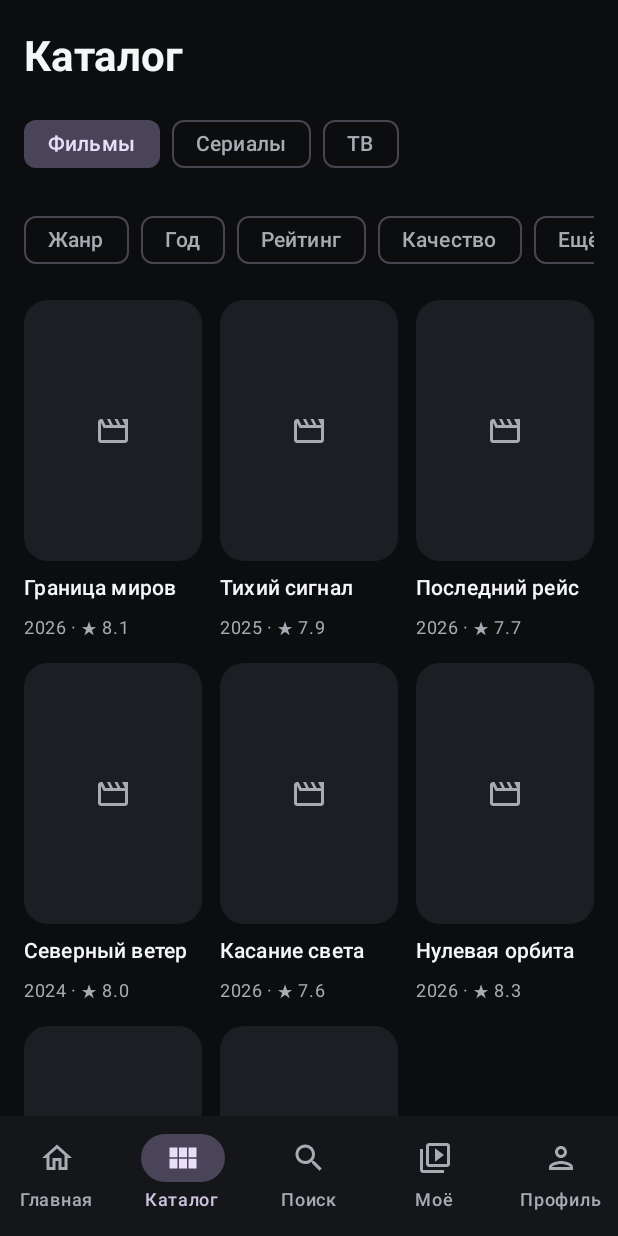
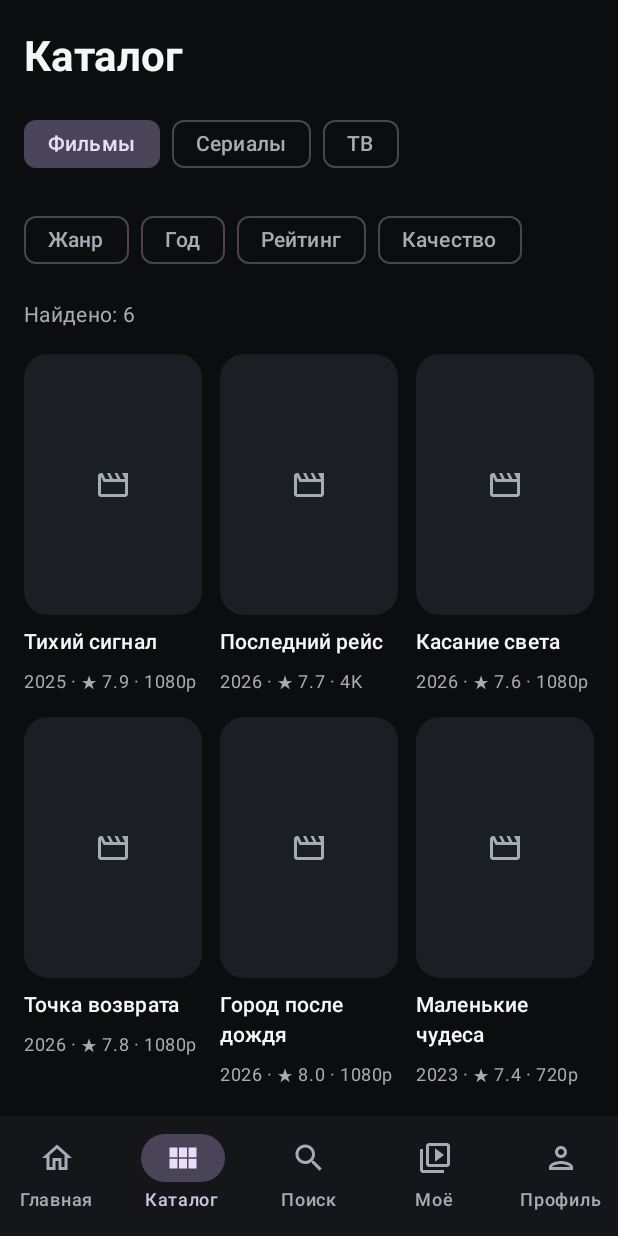
Before and after one commit to KatiSim/Movia, an Android app built with Jetpack Compose: the screen it shows after launch (MainActivity), item 2 of the bottom bar chosen, on a phone screen of 412 x 824 dp. Run offline under Robolectric (Android 15) with nearby library versions, the light colour scheme and no system bars.

Commit message:
data: make catalog filters and search functional

```diff
--- /dev/null
+++ b/app/src/main/java/app/viora/android/data/catalog/CatalogRepository.kt
@@ -0,0 +1,39 @@
+package app.viora.android.data.catalog
+
+import app.viora.android.domain.model.ContentType
+import app.viora.android.domain.model.MediaContent
+
+interface CatalogRepository {
+    fun all(): List<MediaContent>
+    fun search(query: String): List<MediaContent>
+}
+
+object DemoCatalogRepository : CatalogRepository {
+    private val catalog = listOf(
+        MediaContent("world-border", "Граница миров", ContentType.SERIES, 2026, 8.1, setOf("Фантастика", "Драма"), "Испания", "1080p", 48, true, 95),
+        MediaContent("quiet-signal", "Тихий сигнал", ContentType.MOVIE, 2025, 7.9, setOf("Триллер", "Драма"), "Франция", "1080p", 112, false, 91),
+        MediaContent("last-flight", "Последний рейс", ContentType.MOVIE, 2026, 7.7, setOf("Триллер", "Приключения"), "Испания", "4K", 126, true, 88),
+        MediaContent("north-wind", "Северный ветер", ContentType.SERIES, 2024, 8.0, setOf("Драма", "Детектив"), "Норвегия", "1080p", 52, false, 90),
+        MediaContent("touch-light", "Касание света", ContentType.MOVIE, 2026, 7.6, setOf("Драма", "Мелодрама"), "Италия", "1080p", 108, true, 76),
+        MediaContent("zero-orbit", "Нулевая орбита", ContentType.SERIES, 2026, 8.3, setOf("Фантастика", "Триллер"), "США", "4K", 46, true, 99),
+        MediaContent("return-point", "Точка возврата", ContentType.MOVIE, 2026, 7.8, setOf("Фантастика", "Триллер"), "Германия", "1080p", 116, true, 84),
+        MediaContent("rain-city", "Город после дождя", ContentType.MOVIE, 2026, 8.0, setOf("Драма", "Комедия"), "Испания", "1080p", 102, true, 86),
+        MediaContent("small-miracles", "Маленькие чудеса", ContentType.MOVIE, 2023, 7.4, setOf("Комедия", "Семейный"), "Испания", "720p", 94, false, 68),
+        MediaContent("night-line", "Ночная линия", ContentType.SERIES, 2025, 7.5, setOf("Детектив", "Триллер"), "Великобритания", "1080p", 50, false, 79),
+        MediaContent("viora-news", "Viora News", ContentType.TV, 2026, 7.2, setOf("Новости"), "Испания", "1080p", 0, false, 70),
+        MediaContent("cinema-live", "Cinema Live", ContentType.TV, 2026, 7.9, setOf("Кино"), "Европа", "1080p", 0, false, 74),
+    )
+
+    override fun all(): List<MediaContent> = catalog
+
+    override fun search(query: String): List<MediaContent> {
+        val normalized = query.trim().lowercase()
+        if (normalized.isBlank()) return emptyList()
+        return catalog.filter { item ->
+            item.title.lowercase().contains(normalized) ||
+                item.genres.any { it.lowercase().contains(normalized) } ||
+                item.country.lowercase().contains(normalized) ||
+                item.year.toString().contains(normalized)
+        }.sortedByDescending { it.popularity }
+    }
+}
--- /dev/null
+++ b/app/src/main/java/app/viora/android/domain/model/MediaContent.kt
@@ -0,0 +1,21 @@
+package app.viora.android.domain.model
+
+enum class ContentType(val label: String) {
+    MOVIE("Фильмы"),
+    SERIES("Сериалы"),
+    TV("ТВ"),
+}
+
+data class MediaContent(
+    val id: String,
+    val title: String,
+    val type: ContentType,
+    val year: Int,
+    val rating: Double,
+    val genres: Set<String>,
+    val country: String,
+    val quality: String,
+    val durationMinutes: Int,
+    val isNew: Boolean = false,
+    val popularity: Int = 0,
+)
--- a/app/src/main/java/app/viora/android/ui/catalog/CatalogScreen.kt
+++ b/app/src/main/java/app/viora/android/ui/catalog/CatalogScreen.kt
@@ -8,7 +8,6 @@ import androidx.compose.foundation.layout.Column
 import androidx.compose.foundation.layout.PaddingValues
 import androidx.compose.foundation.layout.fillMaxWidth
 import androidx.compose.foundation.layout.height
-import androidx.compose.foundation.layout.padding
 import androidx.compose.foundation.lazy.LazyRow
 import androidx.compose.foundation.lazy.items
 import androidx.compose.foundation.lazy.grid.GridCells
@@ -33,24 +32,11 @@ import androidx.compose.ui.draw.clip
 import androidx.compose.ui.text.font.FontWeight
 import androidx.compose.ui.text.style.TextOverflow
 import androidx.compose.ui.unit.dp
+import app.viora.android.data.catalog.DemoCatalogRepository
+import app.viora.android.domain.model.ContentType
+import app.viora.android.domain.model.MediaContent
 
-data class CatalogItem(
-    val title: String,
-    val meta: String,
-)
-
-private val catalogItems = listOf(
-    CatalogItem("Граница миров", "2026 · ★ 8.1"),
-    CatalogItem("Тихий сигнал", "2025 · ★ 7.9"),
-    CatalogItem("Последний рейс", "2026 · ★ 7.7"),
-    CatalogItem("Северный ветер", "2024 · ★ 8.0"),
-    CatalogItem("Касание света", "2026 · ★ 7.6"),
-    CatalogItem("Нулевая орбита", "2026 · ★ 8.3"),
-    CatalogItem("Точка возврата", "2026 · ★ 7.8"),
-    CatalogItem("Город после дождя", "2026 · ★ 8.0"),
-)
-
-private val contentTypes = listOf("Фильмы", "Сериалы", "ТВ")
+private val contentTypes = ContentType.entries.toList()
 
 @Composable
 fun CatalogScreen(
@@ -58,11 +44,20 @@ fun CatalogScreen(
     modifier: Modifier = Modifier,
     onOpenDetails: (String) -> Unit = {},
 ) {
-    var selectedType by rememberSaveable { mutableStateOf("Фильмы") }
+    var selectedTypeName by rememberSaveable { mutableStateOf(ContentType.MOVIE.name) }
     var comedyOnly by rememberSaveable { mutableStateOf(false) }
     var recentOnly by rememberSaveable { mutableStateOf(false) }
     var highRatingOnly by rememberSaveable { mutableStateOf(false) }
     var hdOnly by rememberSaveable { mutableStateOf(false) }
+
+    val selectedType = ContentType.valueOf(selectedTypeName)
+    val filtered = DemoCatalogRepository.all().filter { item ->
+        item.type == selectedType &&
+            (!comedyOnly || "Комедия" in item.genres) &&
+            (!recentOnly || item.year >= 2020) &&
+            (!highRatingOnly || item.rating >= 7.0) &&
+            (!hdOnly || item.quality in setOf("1080p", "4K"))
+    }
 
     LazyVerticalGrid(
         columns = GridCells.Adaptive(minSize = 112.dp),
@@ -77,111 +72,63 @@ fun CatalogScreen(
         verticalArrangement = Arrangement.spacedBy(16.dp),
     ) {
         item(span = { GridItemSpan(maxLineSpan) }) {
-            Text(
-                text = "Каталог",
-                style = MaterialTheme.typography.headlineMedium,
-                fontWeight = FontWeight.Bold,
-                color = MaterialTheme.colorScheme.onBackground,
-            )
+            Text("Каталог", style = MaterialTheme.typography.headlineMedium, fontWeight = FontWeight.Bold, color = MaterialTheme.colorScheme.onBackground)
         }
 
         item(span = { GridItemSpan(maxLineSpan) }) {
-            LazyRow(
-                horizontalArrangement = Arrangement.spacedBy(8.dp),
-            ) {
+            LazyRow(horizontalArrangement = Arrangement.spacedBy(8.dp)) {
                 items(contentTypes) { type ->
                     FilterChip(
                         selected = selectedType == type,
-                        onClick = { selectedType = type },
-                        label = { Text(type) },
+                        onClick = { selectedTypeName = type.name },
+                        label = { Text(type.label) },
                     )
                 }
             }
         }
 
         item(span = { GridItemSpan(maxLineSpan) }) {
-            LazyRow(
-                horizontalArrangement = Arrangement.spacedBy(8.dp),
-                contentPadding = PaddingValues(end = 8.dp),
-            ) {
-                item {
-                    FilterChip(
-                        selected = comedyOnly,
-                        onClick = { comedyOnly = !comedyOnly },
-                        label = { Text(if (comedyOnly) "Комедия" else "Жанр") },
-                    )
-                }
-                item {
-                    FilterChip(
-                        selected = recentOnly,
-                        onClick = { recentOnly = !recentOnly },
-                        label = { Text(if (recentOnly) "2020–2026" else "Год") },
-                    )
-                }
-                item {
-                    FilterChip(
-                        selected = highRatingOnly,
-                        onClick = { highRatingOnly = !highRatingOnly },
-                        label = { Text(if (highRatingOnly) "★ 7+" else "Рейтинг") },
-                    )
-                }
-                item {
-                    FilterChip(
-                        selected = hdOnly,
-                        onClick = { hdOnly = !hdOnly },
-                        label = { Text(if (hdOnly) "HD+" else "Качество") },
-                    )
-                }
-                item {
-                    FilterChip(
-                        selected = false,
-                        onClick = {},
-                        label = { Text("Ещё") },
-                    )
-                }
+            LazyRow(horizontalArrangement = Arrangement.spacedBy(8.dp), contentPadding = PaddingValues(end = 8.dp)) {
+                item { FilterChip(selected = comedyOnly, onClick = { comedyOnly = !comedyOnly }, label = { Text(if (comedyOnly) "✓ Комедия" else "Жанр") }) }
+                item { FilterChip(selected = recentOnly, onClick = { recentOnly = !recentOnly }, label = { Text(if (recentOnly) "2020–2026" else "Год") }) }
+                item { FilterChip(selected = highRatingOnly, onClick = { highRatingOnly = !highRatingOnly }, label = { Text(if (highRatingOnly) "★ 7+" else "Рейтинг") }) }
+                item { FilterChip(selected = hdOnly, onClick = { hdOnly = !hdOnly }, label = { Text(if (hdOnly) "HD+" else "Качество") }) }
             }
         }
 
-        items(catalogItems) { item ->
-            CatalogMediaCard(item, onClick = { onOpenDetails(item.title) })
+        item(span = { GridItemSpan(maxLineSpan) }) {
+            Text(
+                text = "Найдено: ${filtered.size}",
+                style = MaterialTheme.typography.bodyMedium,
+                color = MaterialTheme.colorScheme.onSurfaceVariant,
+            )
+        }
+
+        if (filtered.isEmpty()) {
+            item(span = { GridItemSpan(maxLineSpan) }) {
+                Column(verticalArrangement = Arrangement.spacedBy(8.dp)) {
+                    Text("Ничего не найдено", style = MaterialTheme.typography.titleMedium, fontWeight = FontWeight.SemiBold)
+                    Text("Снимите один или несколько фильтров.", color = MaterialTheme.colorScheme.onSurfaceVariant)
+                }
+            }
+        } else {
+            items(filtered, key = { it.id }) { item ->
+                CatalogMediaCard(item, onClick = { onOpenDetails(item.title) })
+            }
         }
     }
 }
 
 @Composable
-private fun CatalogMediaCard(item: CatalogItem, onClick: () -> Unit) {
-    Column(
-        modifier = Modifier.clickable(onClick = onClick),
-        verticalArrangement = Arrangement.spacedBy(8.dp),
-    ) {
+private fun CatalogMediaCard(item: MediaContent, onClick: () -> Unit) {
+    Column(modifier = Modifier.clickable(onClick = onClick), verticalArrangement = Arrangement.spacedBy(8.dp)) {
         Box(
-            modifier = Modifier
-                .fillMaxWidth()
-                .height(174.dp)
-                .clip(RoundedCornerShape(16.dp))
-                .background(MaterialTheme.colorScheme.surfaceVariant),
+            modifier = Modifier.fillMaxWidth().height(174.dp).clip(RoundedCornerShape(16.dp)).background(MaterialTheme.colorScheme.surfaceVariant),
             contentAlignment = Alignment.Center,
         ) {
-            Icon(
-                imageVector = Icons.Outlined.Movie,
-                contentDescription = null,
-                tint = MaterialTheme.colorScheme.onSurfaceVariant,
-            )
+            Icon(Icons.Outlined.Movie, contentDescription = null, tint = MaterialTheme.colorScheme.onSurfaceVariant)
         }
-        Text(
-            text = item.title,
-            style = MaterialTheme.typography.titleSmall,
-            fontWeight = FontWeight.SemiBold,
-            color = MaterialTheme.colorScheme.onBackground,
-            maxLines = 2,
-            overflow = TextOverflow.Ellipsis,
-        )
-        Text(
-            text = item.meta,
-            style = MaterialTheme.typography.bodySmall,
-            color = MaterialTheme.colorScheme.onSurfaceVariant,
-            maxLines = 1,
-            overflow = TextOverflow.Ellipsis,
-        )
+        Text(item.title, style = MaterialTheme.typography.titleSmall, fontWeight = FontWeight.SemiBold, color = MaterialTheme.colorScheme.onBackground, maxLines = 2, overflow = TextOverflow.Ellipsis)
+        Text("${item.year} · ★ ${item.rating} · ${item.quality}", style = MaterialTheme.typography.bodySmall, color = MaterialTheme.colorScheme.onSurfaceVariant, maxLines = 1, overflow = TextOverflow.Ellipsis)
     }
 }
```
Also changed, not shown: app/src/main/java/app/viora/android/ui/search/SearchScreen.kt (+23 -59 lines).
